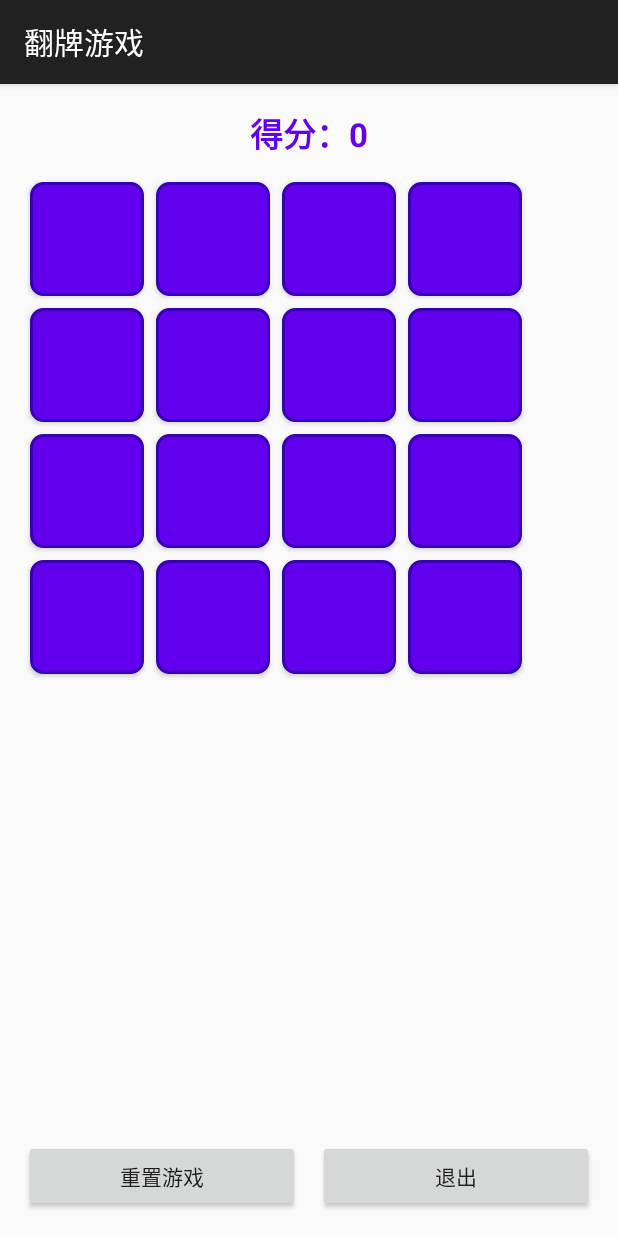
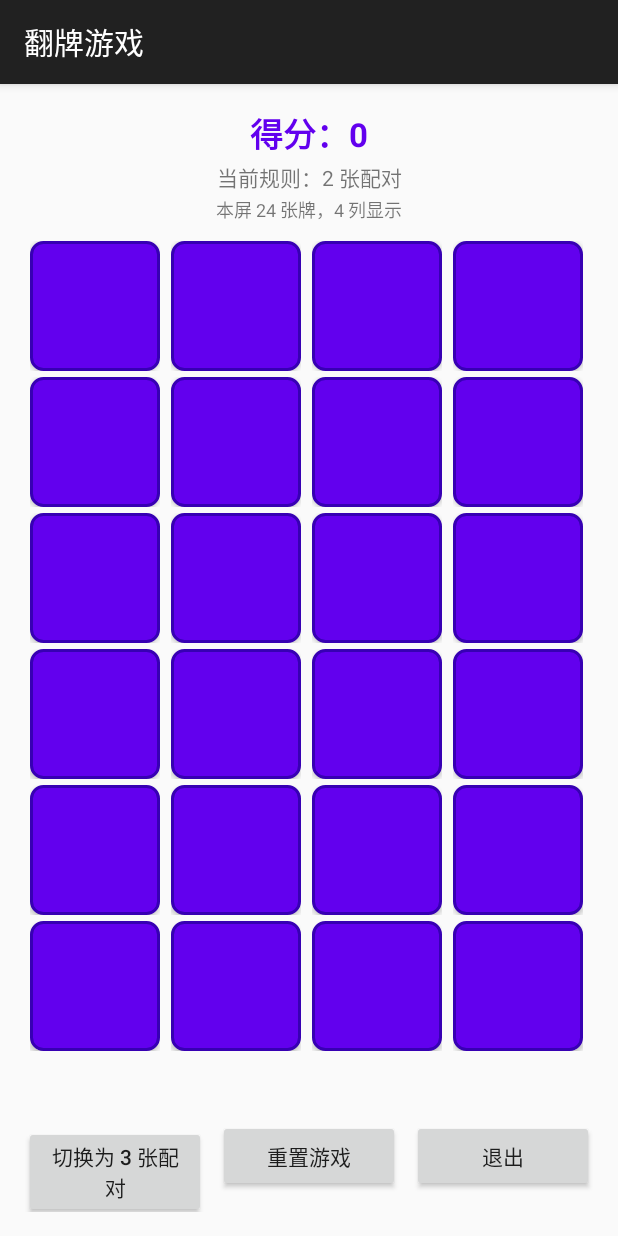
Before and after one commit to sail0212/20214180736, an Android app: the screen it shows after launch (CardGameActivity), after a tap on "翻牌游戏", on a phone screen of 412 x 824 dp. Run offline under Robolectric (Android 15) with nearby library versions, the phone set to English and light mode, and no system bars.

Commit message:
实验5：RecyclerView翻牌游戏（菜单/关于对话框/24张牌横竖屏适配/3张配对/reset/单元测试与UI测试）- 向泊帆2024180736

```diff
--- a/app/build.gradle.kts
+++ b/app/build.gradle.kts
@@ -38,6 +38,7 @@ dependencies {
     implementation(libs.androidx.activity.ktx)
     implementation(libs.androidx.appcompat)
     implementation(libs.androidx.constraintlayout)
+    implementation(libs.androidx.recyclerview)
     implementation(libs.androidx.core.ktx)
     implementation(libs.material)
     testImplementation(libs.junit)
--- a/app/src/main/java/cn/edu/sicnu/cardgame/CardMatchingGame.kt
+++ b/app/src/main/java/cn/edu/sicnu/cardgame/CardMatchingGame.kt
@@ -1,53 +1,78 @@
 package cn.edu.sicnu.cardgame
 
-class CardMatchingGame(count: Int)  {
+/**
+ * 实验五：在实验四模型基础上增加 reset() 与三张牌匹配规则。
+ * @param totalCards 本局牌数（竖屏 24 张，横屏 16 张）
+ * @param matchCount 每次配对需要的牌数，2 或 3
+ */
+class CardMatchingGame(
+    private val totalCards: Int,
+    private val matchCount: Int = 2
+) {
     var score = 0
         private set
 
-    private val cards: MutableList<Card>
+    private val cards: MutableList<Card> = mutableListOf()
 
     init {
+        reset()
+    }
+
+    /** 实验五新增：重新发牌并清零分数，保持当前配对规则不变 */
+    fun reset() {
+        score = 0
+        cards.clear()
         val deck = Deck()
-        cards = mutableListOf()
-        for (i in 1..count) {
-            val card: Card? = deck.drawRandomCard()
-            if (card != null) {
-                cards.add(card)
-            }
+        repeat(totalCards) {
+            deck.drawRandomCard()?.let { cards.add(it) }
         }
     }
 
-    fun cardAtIndex(index: Int): Card {
-        return cards.get(index)
-    }
+    fun cardAtIndex(index: Int): Card = cards[index]
+
+    val cardCount: Int
+        get() = cards.size
+
+    val matchingCards: Int
+        get() = matchCount
 
     val MISMATCH_PENALTY = 2
     val MATCH_BONUS = 4
     val COST_TO_CHOOSE = 1
 
+    /**
+     * 实验五修改：根据 matchCount 决定取几张已翻开的牌参与比较，
+     * 具体匹配得分仍交给 Card.match 计算，模型其余部分不变。
+     */
     fun chooseCardAtIndex(index: Int) {
-        val card= cardAtIndex(index)
-        if (!card.isMatched) {
-            if (card.isChosen) {
+        val card = cardAtIndex(index)
+        if (card.isMatched) return
+
+        if (card.isChosen) {
+            card.isChosen = false
+            return
+        }
+
+        val chosen = cards.filter { it.isChosen && !it.isMatched }
+        if (chosen.size >= matchCount - 1) {
+            val others = chosen.take(matchCount - 1).toTypedArray()
+            val matchScore = card.match(others)
+            if (matchScore > 0) {
+                score += matchScore * MATCH_BONUS
+                others.forEach {
+                    it.isMatched = true
+                    it.isChosen = false
+                }
+                card.isMatched = true
                 card.isChosen = false
             } else {
-                for (otherCard in cards) {
-                    if (otherCard.isChosen && !otherCard.isMatched) {
-                        val matchScore = card.match(arrayOf(otherCard))
-                        if (matchScore > 0) {
-                            score += matchScore * MATCH_BONUS
-                            otherCard.isMatched = true
-                            card.isMatched = true
-                        } else {
-                            score -= MISMATCH_PENALTY
-                            otherCard.isChosen = false
-                        }
-                        break
-                    }
-                }
-                score -= COST_TO_CHOOSE
+                score -= MISMATCH_PENALTY
+                others.forEach { it.isChosen = false }
                 card.isChosen = true
             }
+        } else {
+            card.isChosen = true
         }
+        score -= COST_TO_CHOOSE
     }
 }
--- /dev/null
+++ b/app/src/main/java/com/example/myapplication/lab4/CardAdapter.kt
@@ -0,0 +1,80 @@
+package com.example.myapplication.lab4
+
+import androidx.core.content.ContextCompat
+import android.view.LayoutInflater
+import android.view.ViewGroup
+import androidx.recyclerview.widget.RecyclerView
+import cn.edu.sicnu.cardgame.CardMatchingGame
+import com.example.myapplication.R
+import com.example.myapplication.databinding.ItemCardBinding
+
+/**
+ * 实验五：RecyclerView 适配器（Adapter）
+ * - 继承 RecyclerView.Adapter，负责创建卡牌视图并绑定 Model  state；
+ * - 通过 onCardClick 回调把点击事件交给 Controller（Activity）处理；
+ * - cardSizePx 由 Activity 根据横竖屏列数计算，保证牌面整齐。
+ */
+class CardAdapter(
+    private val game: CardMatchingGame,
+    private val spanCount: Int,
+    private val onCardClick: (Int) -> Unit
+) : RecyclerView.Adapter<CardAdapter.CardViewHolder>() {
+
+    class CardViewHolder(val binding: ItemCardBinding) : RecyclerView.ViewHolder(binding.root)
+
+    override fun onCreateViewHolder(parent: ViewGroup, viewType: Int): CardViewHolder {
+        val binding = ItemCardBinding.inflate(LayoutInflater.from(parent.context), parent, false)
+        // 同时受列数和行数约束，保证横竖屏下所有牌都能完整显示
+        val density = parent.resources.displayMetrics.density
+        val usableWidth = parent.width.takeIf { it > 0 }
+            ?: parent.resources.displayMetrics.widthPixels
+        val usableHeight = parent.height.takeIf { it > 0 }
+            ?: parent.resources.displayMetrics.heightPixels
+        val rows = (game.cardCount + spanCount - 1) / spanCount
+        val gap = (4 * density).toInt()
+        val size = (minOf(usableWidth / spanCount, usableHeight / rows) - gap)
+            .coerceAtLeast((48 * density).toInt())
+        binding.root.layoutParams = RecyclerView.LayoutParams(size, size)
+        return CardViewHolder(binding)
+    }
+
+    override fun onBindViewHolder(holder: CardViewHolder, position: Int) {
+        val card = game.cardAtIndex(position)
+        val button = holder.binding.btnCard
+        when {
+            card.isMatched -> {
+                button.text = card.toString()
+                button.setBackgroundColor(
+                    ContextCompat.getColor(button.context, R.color.card_matched)
+                )
+                button.isEnabled = false
+            }
+            card.isChosen -> {
+                button.text = card.toString()
+                button.setBackgroundColor(
+                    ContextCompat.getColor(button.context, R.color.card_chosen)
+                )
+                button.isEnabled = true
+            }
+            else -> {
+                button.text = ""
+                button.setBackgroundResource(R.drawable.bg_card_back)
+                button.isEnabled = true
+            }
+        }
+        holder.binding.root.contentDescription = holder.binding.root.context.getString(
+            R.string.game_card_position, position + 1
+        )
+        button.setOnClickListener {
+            val adapterPosition = holder.bindingAdapterPosition
+            if (adapterPosition != RecyclerView.NO_POSITION) {
+                onCardClick(adapterPosition)
+            }
+        }
+    }
+
+    override fun getItemCount(): Int = game.cardCount
+
+    /** 控制器修改模型后调用，刷新全部牌面 */
+    fun refreshAll() = notifyDataSetChanged()
+}
--- a/app/src/main/java/com/example/myapplication/lab4/CardGameActivity.kt
+++ b/app/src/main/java/com/example/myapplication/lab4/CardGameActivity.kt
@@ -2,29 +2,38 @@ package com.example.myapplication.lab4
 
 import android.app.Activity
 import android.content.Intent
-import android.graphics.Color
+import android.content.res.Configuration
 import android.os.Bundle
-import android.view.Gravity
-import android.widget.Button
-import android.widget.GridLayout
 import androidx.appcompat.app.AppCompatActivity
+import androidx.recyclerview.widget.GridLayoutManager
 import cn.edu.sicnu.cardgame.CardMatchingGame
 import com.example.myapplication.R
 import com.example.myapplication.databinding.ActivityCardGameBinding
 
 /**
- * 实验四：翻牌游戏Activity —— MVC 中的 Controller（控制器）
- * - Model：cn.edu.sicnu.cardgame.CardMatchingGame（附件 model.zip 原样代码）
- * - View：activity_card_game.xml 布局 + 代码动态生成的卡牌按钮（GridLayout）
- * - Controller：本 Activity，接受用户点击、调用模型处理、同步刷新界面，并可重置一局新游戏
+ * 实验五：翻牌游戏 Controller（控制器）
+ * - Model：CardMatchingGame（新增 reset()，支持 2/3 张配对）
+ * - View：activity_card_game.xml + item_card.xml，由 RecyclerView 呈现牌面
+ * - Adapter：CardAdapter，负责视图创建、数据绑定和点击回调
+ *
+ * 竖屏 24 张（4 列），横屏 16 张（8 列），方向改变时按规则重新发牌。
  */
 class CardGameActivity : AppCompatActivity() {
 
     private lateinit var binding: ActivityCardGameBinding
+    private lateinit var game: CardMatchingGame
+    private lateinit var adapter: CardAdapter
 
-    private lateinit var game: CardMatchingGame      // 模型层
-    private val cardButtons = mutableListOf<Button>() // 视图层的卡牌按钮
-    private var score = 0
+    private var matchCount = DEFAULT_MATCH_COUNT
+
+    private val isLandscape: Boolean
+        get() = resources.configuration.orientation == Configuration.ORIENTATION_LANDSCAPE
+
+    private val cardCount: Int
+        get() = if (isLandscape) CARD_COUNT_LANDSCAPE else CARD_COUNT_PORTRAIT
+
+    private val spanCount: Int
+        get() = if (isLandscape) SPAN_LANDSCAPE else SPAN_PORTRAIT
 
     override fun onCreate(savedInstanceState: Bundle?) {
         super.onCreate(savedInstanceState)
@@ -32,82 +41,61 @@ class CardGameActivity : AppCompatActivity() {
         setContentView(binding.root)
         title = getString(R.string.game_title)
 
-        buildCardGrid()     // 构建 View
-        startNewGame()      // 初始化 Model 并同步 View
+        matchCount = savedInstanceState?.getInt(KEY_MATCH_COUNT, DEFAULT_MATCH_COUNT)
+            ?: DEFAULT_MATCH_COUNT
+        setupGame()
 
-        binding.btnReset.setOnClickListener { startNewGame() }
+        binding.btnReset.setOnClickListener {
+            game.reset()          // 实验五新增模型方法：保留当前局设置，重新发牌并清零
+            updateUI()
+        }
+        binding.btnMode.setOnClickListener {
+            matchCount = if (matchCount == 2) 3 else 2
+            setupGame()
+        }
         binding.btnExit.setOnClickListener {
-            setResult(Activity.RESULT_OK, Intent().putExtra(EXTRA_SCORE, score))
+            setResult(Activity.RESULT_OK, Intent().putExtra(EXTRA_SCORE, game.score))
             finish()
         }
     }
 
-    /** 以代码方式在 GridLayout 中生成 16 张卡牌按钮（4 列 × 4 行） */
-    private fun buildCardGrid() {
-        val density = resources.displayMetrics.density
-        val size = (76 * density).toInt()
-        for (i in 0 until CARD_COUNT) {
-            val button = Button(this).apply {
-                text = ""
-                textSize = 20f
-                gravity = Gravity.CENTER
-                layoutParams = GridLayout.LayoutParams().apply {
-                    width = size
-                    height = size
-                    setMargins((4 * density).toInt(), (4 * density).toInt(),
-                        (4 * density).toInt(), (4 * density).toInt())
-                }
-                setOnClickListener { onCardClicked(i) }
-            }
-            cardButtons.add(button)
-            binding.gridCards.addView(button)
-        }
-    }
-
-    /** 开始新的一局：新建模型、重置得分为 0、刷新所有卡牌为背面 */
-    private fun startNewGame() {
-        game = CardMatchingGame(CARD_COUNT)
-        score = 0
+    /** 按当前屏幕方向创建模型、适配器与布局管理器 */
+    private fun setupGame() {
+        game = CardMatchingGame(cardCount, matchCount)
+        adapter = CardAdapter(game, spanCount, ::onCardClicked)
+        binding.rvCards.layoutManager = GridLayoutManager(this, spanCount)
+        binding.rvCards.adapter = adapter
         updateUI()
     }
 
-    /** 控制器核心：把用户点击交给模型处理，再依据模型状态同步界面 */
+    /** 控制器核心：点击事件 -> 模型处理 -> 刷新视图 */
     private fun onCardClicked(index: Int) {
-        game.chooseCardAtIndex(index)   // 委托模型处理业务规则
-        score = game.score
-        updateUI()                      // 同步界面
+        game.chooseCardAtIndex(index)
+        updateUI()
     }
 
-    /** 根据模型状态刷新得分和每张牌的显示 */
     private fun updateUI() {
-        binding.tvScore.text = getString(R.string.game_score, score)
-        for (i in 0 until CARD_COUNT) {
-            val card = game.cardAtIndex(i)
-            val button = cardButtons[i]
-            if (card.isMatched) {
-                button.text = card.toString()
-                button.setBackgroundColor(Color.parseColor("#C8E6C9")) // 配对成功：浅绿
-                button.isEnabled = false
-            } else if (card.isChosen) {
-                button.text = card.toString()
-                button.setBackgroundColor(Color.parseColor("#FFF9C4")) // 已翻开：浅黄
-                button.isEnabled = true
-            } else {
-                button.text = ""
-                button.setBackgroundResource(R.drawable.bg_card_back)    // 牌背
-                button.isEnabled = true
-            }
-        }
+        binding.tvScore.text = getString(R.string.game_score, game.score)
+        binding.tvMatchMode.text = getString(R.string.game_match_mode, matchCount)
+        binding.tvOrientation.text = getString(R.string.game_orientation_info, cardCount, spanCount)
+        binding.btnMode.text = getString(
+            if (matchCount == 2) R.string.game_btn_mode_3 else R.string.game_btn_mode_2
+        )
+        adapter.refreshAll()
     }
 
     override fun onSaveInstanceState(outState: Bundle) {
         super.onSaveInstanceState(outState)
-        outState.putInt(KEY_SCORE, score)
+        outState.putInt(KEY_MATCH_COUNT, matchCount)
     }
 
     companion object {
         const val EXTRA_SCORE = "extra_score"
-        private const val CARD_COUNT = 16
-        private const val KEY_SCORE = "key_score"
+        private const val CARD_COUNT_PORTRAIT = 24
+        private const val CARD_COUNT_LANDSCAPE = 16
+        private const val SPAN_PORTRAIT = 4
+        private const val SPAN_LANDSCAPE = 8
+        private const val DEFAULT_MATCH_COUNT = 2
+        private const val KEY_MATCH_COUNT = "key_match_count"
     }
 }
--- a/app/src/main/res/layout/activity_card_game.xml
+++ b/app/src/main/res/layout/activity_card_game.xml
@@ -9,34 +9,57 @@
         android:id="@+id/tvScore"
         android:layout_width="match_parent"
         android:layout_height="wrap_content"
+        android:gravity="center"
         android:text="@string/game_score_initial"
+        android:textColor="@color/purple_500"
         android:textSize="22sp"
-        android:textStyle="bold"
-        android:textColor="@color/purple_500"
+        android:textStyle="bold" />
+
+    <TextView
+        android:id="@+id/tvMatchMode"
+        android:layout_width="match_parent"
+        android:layout_height="wrap_content"
+        android:layout_marginTop="2dp"
         android:gravity="center"
-        android:layout_marginBottom="12dp" />
+        android:text="@string/game_match_mode_initial"
+        android:textSize="14sp" />
 
-    <GridLayout
-        android:id="@+id/gridCards"
+    <TextView
+        android:id="@+id/tvOrientation"
+        android:layout_width="match_parent"
+        android:layout_height="wrap_content"
+        android:layout_marginTop="2dp"
+        android:layout_marginBottom="8dp"
+        android:gravity="center"
+        android:text="@string/game_orientation_initial"
+        android:textSize="12sp" />
+
+    <androidx.recyclerview.widget.RecyclerView
+        android:id="@+id/rvCards"
         android:layout_width="match_parent"
         android:layout_height="0dp"
         android:layout_weight="1"
-        android:columnCount="4"
-        android:rowCount="4"
-        android:alignmentMode="alignMargins"
-        android:columnOrderPreserved="false"
-        android:useDefaultMargins="false" />
+        android:clipToPadding="false"
+        android:padding="2dp" />
 
     <LinearLayout
         android:layout_width="match_parent"
         android:layout_height="wrap_content"
-        android:orientation="horizontal"
-        android:layout_marginTop="12dp">
+        android:layout_marginTop="12dp"
+        android:orientation="horizontal">
+
+        <Button
+            android:id="@+id/btnMode"
+            android:layout_width="0dp"
+            android:layout_height="wrap_content"
+            android:layout_weight="1"
+            android:text="@string/game_btn_mode" />
 
         <Button
             android:id="@+id/btnReset"
             android:layout_width="0dp"
             android:layout_height="wrap_content"
+            android:layout_marginStart="8dp"
             android:layout_weight="1"
             android:text="@string/game_btn_reset" />
 
@@ -44,9 +67,9 @@
             android:id="@+id/btnExit"
             android:layout_width="0dp"
             android:layout_height="wrap_content"
+            android:layout_marginStart="8dp"
             android:layout_weight="1"
-            android:text="@string/game_btn_exit"
-            android:layout_marginStart="12dp" />
+            android:text="@string/game_btn_exit" />
 
     </LinearLayout>
 
--- /dev/null
+++ b/app/src/main/res/layout/item_card.xml
@@ -0,0 +1,18 @@
+<?xml version="1.0" encoding="utf-8"?>
+<FrameLayout xmlns:android="http://schemas.android.com/apk/res/android"
+    android:layout_width="match_parent"
+    android:layout_height="match_parent"
+    android:padding="2dp">
+
+    <Button
+        android:id="@+id/btnCard"
+        android:layout_width="match_parent"
+        android:layout_height="match_parent"
+        android:background="@drawable/bg_card_back"
+        android:gravity="center"
+        android:insetTop="0dp"
+        android:insetBottom="0dp"
+        android:textSize="20sp"
+        android:textStyle="bold" />
+
+</FrameLayout>
--- /dev/null
+++ b/app/src/main/res/menu/menu_main.xml
@@ -0,0 +1,9 @@
+<?xml version="1.0" encoding="utf-8"?>
+<menu xmlns:android="http://schemas.android.com/apk/res/android"
+    xmlns:app="http://schemas.android.com/apk/res-auto">
+    <item
+        android:id="@+id/action_about"
+        android:icon="@android:drawable/ic_dialog_info"
+        android:title="@string/menu_about"
+        app:showAsAction="never" />
+</menu>
--- a/app/src/main/res/values/colors.xml
+++ b/app/src/main/res/values/colors.xml
@@ -5,4 +5,8 @@
 
     <!-- 实验三：多Activity 主题色 -->
     <color name="purple_500">#FF6200EE</color>
+
+    <!-- 实验五：翻牌游戏牌面颜色 -->
+    <color name="card_matched">#FFC8E6C9</color>
+    <color name="card_chosen">#FFFFF9C4</color>
 </resources>
--- a/app/src/main/res/values/strings.xml
+++ b/app/src/main/res/values/strings.xml
@@ -148,4 +148,24 @@
 
     <!-- 单元测试/UI测试用字符串 -->
     <string name="test_player_name">测试玩家</string>
+
+    <!-- ==================== 实验五：RecyclerView翻牌游戏应用 ==================== -->
+    <string name="lab5_app_title">向泊帆2024180736</string>
+    <string name="lab5_title">实验五：RecyclerView翻牌游戏</string>
+
+    <!-- 菜单与关于对话框 -->
+    <string name="menu_about">关于</string>
+    <string name="about_title">关于本应用</string>
+    <string name="about_message">RecyclerView 翻牌游戏应用\n姓名：向泊帆\n学号：2024180736\n版本：1.0\n\n本应用包含实验一至实验五作品，实验五使用 RecyclerView 实现翻牌游戏，并支持 2 张/3 张配对规则。</string>
+    <string name="about_ok">确定</string>
+
+    <!-- 翻牌游戏（实验五） -->
+    <string name="game_match_mode_initial">当前规则：2 张配对</string>
+    <string name="game_match_mode">当前规则：%1$d 张配对</string>
+    <string name="game_orientation_initial">竖屏 24 张 / 横屏 16 张</string>
+    <string name="game_orientation_info">本屏 %1$d 张牌，%2$d 列显示</string>
+    <string name="game_btn_mode">切换配对张数</string>
+    <string name="game_btn_mode_3">切换为 3 张配对</string>
+    <string name="game_btn_mode_2">切换为 2 张配对</string>
+    <string name="game_card_position">第 %1$d 张牌</string>
 </resources>
--- a/gradle/libs.versions.toml
+++ b/gradle/libs.versions.toml
@@ -8,6 +8,7 @@ appcompat = "1.6.1"
 material = "1.10.0"
 activityKtx = "1.8.0"
 constraintlayout = "2.1.4"
+recyclerview = "1.3.2"
 
 [libraries]
 androidx-core-ktx = { group = "androidx.core", name = "core-ktx", version.ref = "coreKtx" }
@@ -19,6 +20,7 @@ androidx-appcompat = { group = "androidx.appcompat", name = "appcompat", version
 material = { group = "com.google.android.material", name = "material", version.ref = "material" }
 androidx-activity-ktx = { group = "androidx.activity", name = "activity-ktx", version.ref = "activityKtx" }
 androidx-constraintlayout = { group = "androidx.constraintlayout", name = "constraintlayout", version.ref = "constraintlayout" }
+androidx-recyclerview = { group = "androidx.recyclerview", name = "recyclerview", version.ref = "recyclerview" }
 
 [plugins]
 android-application = { id = "com.android.application", version.ref = "agp" }
```
Also changed, not shown: app/src/main/java/cn/edu/sicnu/cardgame/Card.kt (+27 -8 lines), app/src/main/java/com/example/myapplication/MainActivity.kt (+27 -0 lines), app/src/main/java/com/example/myapplication/lab4/LabFourActivity.kt (+23 -0 lines), 2 other files.
